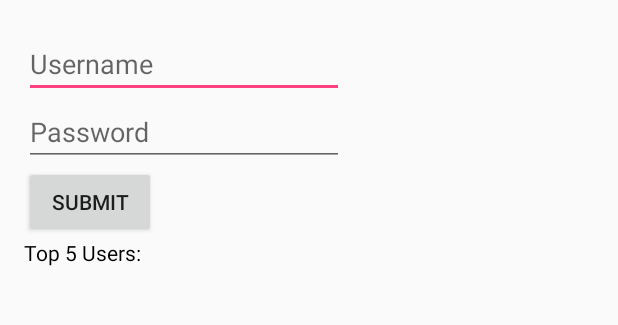
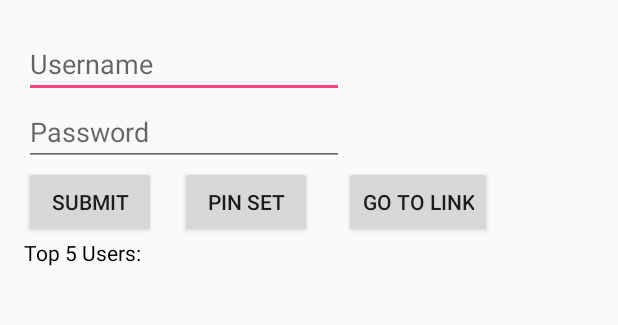
Before and after one commit to Jgomez13/AndroidSprint, an Android app: the layout activity_main.xml on its own in the app's theme, with its tools: preview values and no code run, on a phone screen of 412 x 824 dp, the part 53-378 px from its top. Run offline under Robolectric (Android 15) with nearby library versions, the phone set to English and light mode, and no system bars.

```diff
--- a/app/src/main/AndroidManifest.xml
+++ b/app/src/main/AndroidManifest.xml
@@ -4,6 +4,7 @@
 
     <!-- Internet permission -->
     <uses-permission android:name="android.permission.INTERNET" />
+    <uses-permission android:name="android.permission.ACCESS_NETWORK_STATE" />
 
     <application
         android:allowBackup="true"
--- a/app/src/main/res/layout/activity_main.xml
+++ b/app/src/main/res/layout/activity_main.xml
@@ -9,7 +9,7 @@
     android:paddingLeft="@dimen/activity_horizontal_margin"
     android:paddingRight="@dimen/activity_horizontal_margin"
     android:paddingTop="@dimen/activity_vertical_margin"
-    tools:context="com.example.twitter.MainActivity">
+    tools:context=".MainActivity">
 
     <TextView
         android:layout_width="wrap_content"
@@ -46,6 +46,7 @@
         android:layout_height="wrap_content"
         android:layout_below="@+id/passwordEditText"
         android:id="@+id/submitButton"
+        android:onClick="onHandTwitter"
         android:text="Submit"
         />
 
@@ -55,7 +56,7 @@
         android:id="@+id/topUsersTextView"
         android:text="Top 5 Users:"
         android:textColor="#000000"
-        android:layout_below="@+id/submitButton"></TextView>
+        android:layout_below="@+id/submitButton"/>
 
     <TableLayout
         android:layout_width="match_parent"
@@ -68,5 +69,27 @@
 
     </TableLayout>
 
+    <Button
+        android:text="Pin Set"
+        android:layout_width="wrap_content"
+        android:layout_height="wrap_content"
+        android:layout_below="@+id/passwordEditText"
+        android:layout_toRightOf="@+id/submitButton"
+        android:layout_toEndOf="@+id/submitButton"
+        android:layout_marginLeft="16dp"
+        android:layout_marginStart="16dp"
+        android:id="@+id/button"
+        android:onClick="onSetAccessToken"/>
+
+    <Button
+        android:text="Go to link"
+        android:layout_width="wrap_content"
+        android:layout_height="wrap_content"
+        android:layout_below="@+id/passwordEditText"
+        android:layout_toRightOf="@+id/passwordEditText"
+        android:layout_toEndOf="@+id/passwordEditText"
+        android:id="@+id/button2"
+        android:onClick="onGoToAuth"/>
+
 
 </RelativeLayout>
--- a/app/src/main/res/values/strings.xml
+++ b/app/src/main/res/values/strings.xml
@@ -1,3 +1,3 @@
 <resources>
-    <string name="app_name">Twitter</string>
+    <string name="app_name">Who's Your Best Follower</string>
 </resources>
```
Also changed, not shown: app/src/main/java/com/example/twitter/MainActivity.java (+65 -31 lines).
